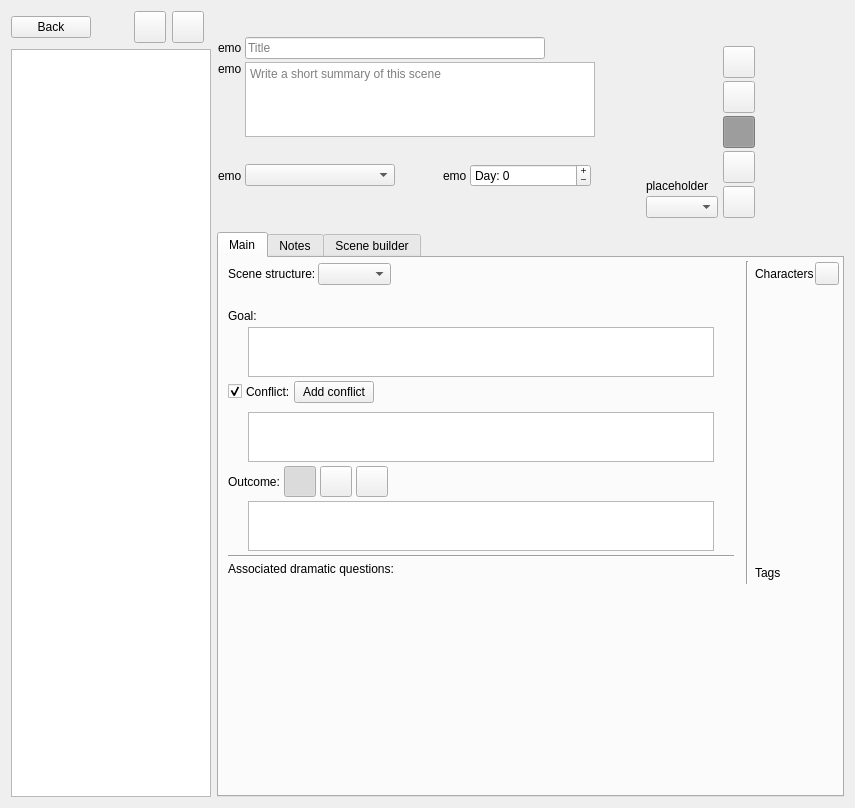
Old version of the form ui/scene_editor.ui in the repository zkovari/plotlyst.
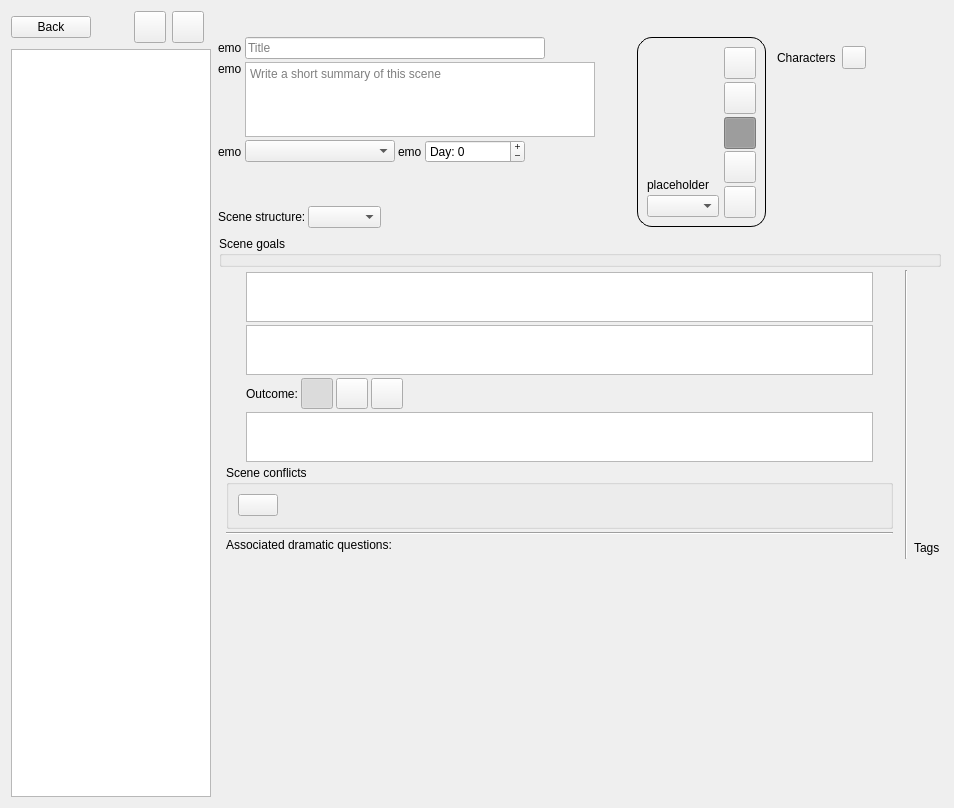
New version of the form. Custom widgets are drawn as their Qt base class.

Commit message: Change scene editor layout

What changed in the file:
```diff
--- a/ui/scene_editor.ui
+++ b/ui/scene_editor.ui
@@ -6,7 +6,7 @@
    <rect>
     <x>0</x>
     <y>0</y>
-    <width>855</width>
+    <width>954</width>
     <height>808</height>
    </rect>
   </property>
@@ -348,22 +348,6 @@
               </property>
              </widget>
             </item>
-            <item>
-             <spacer name="horizontalSpacer_6">
-              <property name="orientation">
-               <enum>Qt::Horizontal</enum>
-              </property>
-              <property name="sizeType">
-               <enum>QSizePolicy::Preferred</enum>
-              </property>
-              <property name="sizeHint" stdset="0">
-               <size>
-                <width>45</width>
-                <height>20</height>
-               </size>
-              </property>
-             </spacer>
-            </item>
             <item>
              <widget class="QLabel" name="lblDayEmoji">
               <property name="text">
@@ -375,13 +359,13 @@
              <widget class="QSpinBox" name="sbDay">
               <property name="minimumSize">
                <size>
-                <width>121</width>
+                <width>100</width>
                 <height>0</height>
                </size>
               </property>
               <property name="maximumSize">
                <size>
-                <width>150</width>
+                <width>100</width>
                 <height>16777215</height>
                </size>
               </property>
@@ -436,6 +420,58 @@
             </property>
            </spacer>
           </item>
+          <item>
+           <layout class="QHBoxLayout" name="horizontalLayout_3">
+            <property name="spacing">
+             <number>2</number>
+            </property>
+            <item>
+             <widget class="QLabel" name="lblType">
+              <property name="text">
+               <string>Scene structure:</string>
+              </property>
+             </widget>
+            </item>
+            <item>
+             <widget class="QComboBox" name="cbType">
+              <property name="maximumSize">
+               <size>
+                <width>141</width>
+                <height>16777215</height>
+               </size>
+              </property>
+              <item>
+               <property name="text">
+                <string/>
+               </property>
+              </item>
+              <item>
+               <property name="text">
+                <string>action</string>
+               </property>
+              </item>
+              <item>
+               <property name="text">
+                <string>reaction</string>
+               </property>
+              </item>
+             </widget>
+            </item>
+            <item>
+             <spacer name="horizontalSpacer_2">
+              <property name="orientation">
+               <enum>Qt::Horizontal</enum>
+              </property>
+              <property name="sizeHint" stdset="0">
+               <size>
+                <width>40</width>
+                <height>20</height>
+               </size>
+              </property>
+             </spacer>
+            </item>
+           </layout>
+          </item>
          </layout>
         </item>
         <item>
@@ -453,12 +489,15 @@
            </size>
           </property>
           <property name="styleSheet">
-           <string notr="true">#wdgPov {border: 0px solid black;
+           <string notr="true">#wdgPov {border: 1px solid black;
 border-radius: 15px;
 }</string>
           </property>
+          <property name="frameShape">
+           <enum>QFrame::Box</enum>
+          </property>
           <property name="lineWidth">
-           <number>0</number>
+           <number>1</number>
           </property>
           <layout class="QHBoxLayout" name="horizontalLayout_18">
            <property name="spacing">
@@ -737,6 +776,58 @@
           </layout>
          </widget>
         </item>
+        <item>
+         <widget class="QWidget" name="widget" native="true">
+          <property name="sizePolicy">
+           <sizepolicy hsizetype="Preferred" vsizetype="Maximum">
+            <horstretch>0</horstretch>
+            <verstretch>0</verstretch>
+           </sizepolicy>
+          </property>
+          <property name="maximumSize">
+           <size>
+            <width>16777215</width>
+            <height>230</height>
+           </size>
+          </property>
+          <layout class="QVBoxLayout" name="verticalLayout_15">
+           <item>
+            <layout class="QHBoxLayout" name="horizontalLayout">
+             <item>
+              <widget class="QLabel" name="lblCharacters_2">
+               <property name="text">
+                <string>Characters</string>
+               </property>
+              </widget>
+             </item>
+             <item alignment="Qt::AlignLeft">
+              <widget class="QToolButton" name="btnEditCharacters">
+               <property name="text">
+                <string/>
+               </property>
+               <property name="popupMode">
+                <enum>QToolButton::InstantPopup</enum>
+               </property>
+               <property name="autoRaise">
+                <bool>false</bool>
+               </property>
+              </widget>
+             </item>
+            </layout>
+           </item>
+           <item>
+            <widget class="LabelsWidget" name="wdgCharacters" native="true">
+             <property name="sizePolicy">
+              <sizepolicy hsizetype="MinimumExpanding" vsizetype="Preferred">
+               <horstretch>0</horstretch>
+               <verstretch>0</verstretch>
+              </sizepolicy>
+             </property>
+            </widget>
+           </item>
+          </layout>
+         </widget>
+        </item>
         <item>
          <spacer name="horizontalSpacer_9">
           <property name="orientation">
@@ -747,7 +838,7 @@
           </property>
           <property name="sizeHint" stdset="0">
            <size>
-            <width>40</width>
+            <width>10</width>
             <height>20</height>
            </size>
           </property>
@@ -757,32 +848,11 @@
       </widget>
      </item>
      <item>
-      <widget class="QTabWidget" name="tabWidget">
+      <widget class="QStackedWidget" name="stackedWidget">
        <property name="focusPolicy">
         <enum>Qt::NoFocus</enum>
        </property>
-       <property name="tabShape">
-        <enum>QTabWidget::Rounded</enum>
-       </property>
-       <property name="currentIndex">
-        <number>0</number>
-       </property>
-       <property name="iconSize">
-        <size>
-         <width>32</width>
-         <height>32</height>
-        </size>
-       </property>
-       <property name="elideMode">
-        <enum>Qt::ElideNone</enum>
-       </property>
-       <property name="documentMode">
-        <bool>false</bool>
-       </property>
-       <widget class="QWidget" name="tabGeneral">
-        <attribute name="title">
-         <string>Main</string>
-        </attribute>
+       <widget class="QWidget" name="stackedWidgetPage1" native="true">
         <layout class="QVBoxLayout" name="verticalLayout_4">
          <property name="spacing">
           <number>3</number>
@@ -799,6 +869,30 @@
          <property name="bottomMargin">
           <number>2</number>
          </property>
+         <item>
+          <widget class="QGroupBox" name="gBoxSceneGoals">
+           <property name="title">
+            <string>Scene goals</string>
+           </property>
+           <layout class="QVBoxLayout" name="verticalLayout_16">
+            <property name="spacing">
+             <number>0</number>
+            </property>
+            <property name="leftMargin">
+             <number>0</number>
+            </property>
+            <property name="topMargin">
+             <number>0</number>
+            </property>
+            <property name="rightMargin">
+             <number>0</number>
+            </property>
+            <property name="bottomMargin">
+             <number>0</number>
+            </property>
+           </layout>
+          </widget>
+         </item>
          <item>
           <layout class="QHBoxLayout" name="horizontalLayout_9">
            <property name="spacing">
@@ -830,7 +924,7 @@
              </property>
              <layout class="QVBoxLayout" name="verticalLayout_5">
               <property name="spacing">
-               <number>4</number>
+               <number>3</number>
               </property>
               <property name="leftMargin">
                <number>2</number>
@@ -844,82 +938,6 @@
               <property name="bottomMargin">
                <number>2</number>
               </property>
-              <item>
-               <layout class="QHBoxLayout" name="horizontalLayout_3">
-                <property name="spacing">
-                 <number>2</number>
-                </property>
-                <item>
-                 <widget class="QLabel" name="lblType">
-                  <property name="text">
-                   <string>Scene structure:</string>
-                  </property>
-                 </widget>
-                </item>
-                <item>
-                 <widget class="QComboBox" name="cbType">
-                  <property name="maximumSize">
-                   <size>
-                    <width>141</width>
-                    <height>16777215</height>
-                   </size>
-                  </property>
-                  <item>
-                   <property name="text">
-                    <string/>
-                   </property>
-                  </item>
-                  <item>
-                   <property name="text">
-                    <string>action</string>
-                   </property>
-                  </item>
-                  <item>
-                   <property name="text">
-                    <string>reaction</string>
-                   </property>
-                  </item>
-                 </widget>
-                </item>
-                <item>
-                 <spacer name="horizontalSpacer_2">
-                  <property name="orientation">
-                   <enum>Qt::Horizontal</enum>
-                  </property>
-                  <property name="sizeHint" stdset="0">
-                   <size>
-                    <width>40</width>
-                    <height>20</height>
-                   </size>
-                  </property>
-                 </spacer>
-                </item>
-               </layout>
-              </item>
-              <item>
-               <spacer name="horizontalSpacer_26">
-                <property name="orientation">
-                 <enum>Qt::Horizontal</enum>
-                </property>
-                <property name="sizeHint" stdset="0">
-                 <size>
-                  <width>40</width>
-                  <height>20</height>
-                 </size>
-                </property>
-               </spacer>
-              </item>
-              <item>
-               <layout class="QHBoxLayout" name="hLayoutGoal">
-                <item>
-                 <widget class="QLabel" name="lblType1">
-                  <property name="text">
-                   <string>Goal:</string>
-                  </property>
-                 </widget>
-                </item>
-               </layout>
-              </item>
               <item>
                <layout class="QHBoxLayout" name="horizontalLayout_12">
                 <item>
@@ -978,98 +996,6 @@
                 </item>
                </layout>
               </item>
-              <item>
-               <layout class="QHBoxLayout" name="horizontalLayout_10">
-                <item>
-                 <widget class="QCheckBox" name="cbConflict">
-                  <property name="sizePolicy">
-                   <sizepolicy hsizetype="Fixed" vsizetype="Fixed">
-                    <horstretch>0</horstretch>
-                    <verstretch>0</verstretch>
-                   </sizepolicy>
-                  </property>
-                  <property name="minimumSize">
-                   <size>
-                    <width>14</width>
-                    <height>0</height>
-                   </size>
-                  </property>
-                  <property name="text">
-                   <string/>
-                  </property>
-                  <property name="checkable">
-                   <bool>true</bool>
-                  </property>
-                  <property name="checked">
-                   <bool>true</bool>
-                  </property>
-                 </widget>
-                </item>
-                <item>
-                 <widget class="QLabel" name="lblType2">
-                  <property name="text">
-                   <string>Conflict:</string>
-                  </property>
-                 </widget>
-                </item>
-                <item>
-                 <widget class="QPushButton" name="btnAddConflict">
-                  <property name="text">
-                   <string>Add conflict</string>
-                  </property>
-                 </widget>
-                </item>
-                <item>
-                 <spacer name="horizontalSpacer_17">
-                  <property name="orientation">
-                   <enum>Qt::Horizontal</enum>
-                  </property>
-                  <property name="sizeHint" stdset="0">
-                   <size>
-                    <width>40</width>
-                    <height>20</height>
-                   </size>
-                  </property>
-                 </spacer>
-                </item>
-               </layout>
-              </item>
-              <item>
-               <layout class="QHBoxLayout" name="horizontalLayout_20">
-                <item>
-                 <spacer name="horizontalSpacer_24">
-                  <property name="orientation">
-                   <enum>Qt::Horizontal</enum>
-                  </property>
-                  <property name="sizeType">
-                   <enum>QSizePolicy::Preferred</enum>
-                  </property>
-                  <property name="sizeHint" stdset="0">
-                   <size>
-                    <width>20</width>
-                    <height>1</height>
-                   </size>
-                  </property>
-                 </spacer>
-                </item>
-                <item>
-                 <widget class="LabelsWidget" name="wdgConflicts" native="true">
-                  <property name="sizePolicy">
-                   <sizepolicy hsizetype="Expanding" vsizetype="Maximum">
-                    <horstretch>0</horstretch>
-                    <verstretch>0</verstretch>
-                   </sizepolicy>
-                  </property>
-                  <property name="minimumSize">
-                   <size>
-                    <width>0</width>
-                    <height>0</height>
-                   </size>
-                  </property>
-                 </widget>
-                </item>
-               </layout>
-              </item>
               <item>
                <layout class="QHBoxLayout" name="horizontalLayout_13">
                 <item>
@@ -1129,7 +1055,45 @@
                </layout>
               </item>
               <item>
+               <widget class="QWidget" name="wdgOutcomeContainer" native="true">
+                <property name="sizePolicy">
+                 <sizepolicy hsizetype="Preferred" vsizetype="Maximum">
+                  <horstretch>0</horstretch>
+                  <verstretch>0</verstretch>
+                 </sizepolicy>
+                </property>
                <layout class="QHBoxLayout" name="hLayoutOutcome">
+                 <property name="spacing">
+                  <number>3</number>
+                 </property>
+                 <property name="leftMargin">
+                  <number>0</number>
+                 </property>
+                 <property name="topMargin">
+                  <number>0</number>
+                 </property>
+                 <property name="rightMargin">
+                  <number>0</number>
+                 </property>
+                 <property name="bottomMargin">
+                  <number>0</number>
+                 </property>
+                 <item>
+                  <spacer name="horizontalSpacer_17">
+                   <property name="orientation">
+                    <enum>Qt::Horizontal</enum>
+                   </property>
+                   <property name="sizeType">
+                    <enum>QSizePolicy::Preferred</enum>
+                   </property>
+                   <property name="sizeHint" stdset="0">
+                    <size>
+                     <width>20</width>
+                     <height>20</height>
+                    </size>
+                   </property>
+                  </spacer>
+                 </item>
                 <item>
                  <widget class="QLabel" name="lblType3">
                   <property name="text">
@@ -1241,12 +1205,13 @@
                   <property name="sizeHint" stdset="0">
                    <size>
                     <width>40</width>
-                    <height>20</height>
+                     <height>5</height>
                    </size>
                   </property>
                  </spacer>
                 </item>
                </layout>
+               </widget>
               </item>
               <item>
                <layout class="QHBoxLayout" name="horizontalLayout_14">
@@ -1306,6 +1271,54 @@
                 </item>
                </layout>
               </item>
+              <item>
+               <layout class="QHBoxLayout" name="horizontalLayout_2">
+                <item>
+                 <widget class="QGroupBox" name="groupBox">
+                  <property name="title">
+                   <string>Scene conflicts</string>
+                  </property>
+                  <layout class="QHBoxLayout" name="horizontalLayout_4">
+                   <item>
+                    <widget class="QPushButton" name="btnAddConflict">
+                     <property name="maximumSize">
+                      <size>
+                       <width>120</width>
+                       <height>16777215</height>
+                      </size>
+                     </property>
+                     <property name="text">
+                      <string/>
+                     </property>
+                    </widget>
+                   </item>
+                   <item>
+                    <widget class="LabelsWidget" name="wdgConflicts" native="true">
+                     <property name="sizePolicy">
+                      <sizepolicy hsizetype="Expanding" vsizetype="Maximum">
+                       <horstretch>0</horstretch>
+                       <verstretch>0</verstretch>
+                      </sizepolicy>
+                     </property>
+                     <property name="minimumSize">
+                      <size>
+                       <width>23</width>
+                       <height>23</height>
+                      </size>
+                     </property>
+                     <property name="maximumSize">
+                      <size>
+                       <width>16777215</width>
+                       <height>16777215</height>
+                      </size>
+                     </property>
+                    </widget>
+                   </item>
+                  </layout>
+                 </widget>
+                </item>
+               </layout>
+              </item>
               <item>
                <widget class="Line" name="line">
                 <property name="orientation">
@@ -1425,33 +1438,6 @@
               <property name="bottomMargin">
                <number>1</number>
               </property>
-              <item>
-               <layout class="QHBoxLayout" name="horizontalLayout_19">
-                <item>
-                 <widget class="QLabel" name="lblCharacters_2">
-                  <property name="text">
-                   <string>Characters</string>
-                  </property>
-                 </widget>
-                </item>
-                <item>
-                 <widget class="QToolButton" name="btnEditCharacters">
-                  <property name="text">
-                   <string/>
-                  </property>
-                  <property name="popupMode">
-                   <enum>QToolButton::InstantPopup</enum>
-                  </property>
-                  <property name="autoRaise">
-                   <bool>false</bool>
-                  </property>
-                 </widget>
-                </item>
-               </layout>
-              </item>
-              <item>
-               <widget class="LabelsWidget" name="wdgCharacters" native="true"/>
-              </item>
               <item>
                <spacer name="verticalSpacer_3">
                 <property name="orientation">
@@ -1534,10 +1520,7 @@
          </item>
         </layout>
        </widget>
-       <widget class="QWidget" name="tabNotes">
-        <attribute name="title">
-         <string>Notes</string>
-        </attribute>
+       <widget class="QWidget" name="stackedWidgetPage2" native="true">
         <layout class="QVBoxLayout" name="verticalLayout_7">
          <property name="spacing">
           <number>2</number>
@@ -1566,10 +1549,7 @@
          </item>
         </layout>
        </widget>
-       <widget class="QWidget" name="tabBuilder">
-        <attribute name="title">
-         <string>Scene builder</string>
-        </attribute>
+       <widget class="QWidget" name="stackedWidgetPage3" native="true">
         <layout class="QVBoxLayout" name="verticalLayout_10">
          <property name="spacing">
           <number>1</number>
```
Left out of the diff: 2 changed lines with no effect on the pictures. Lines whose indentation alone changed are shown as unchanged. The commit also changes 3 other files.
